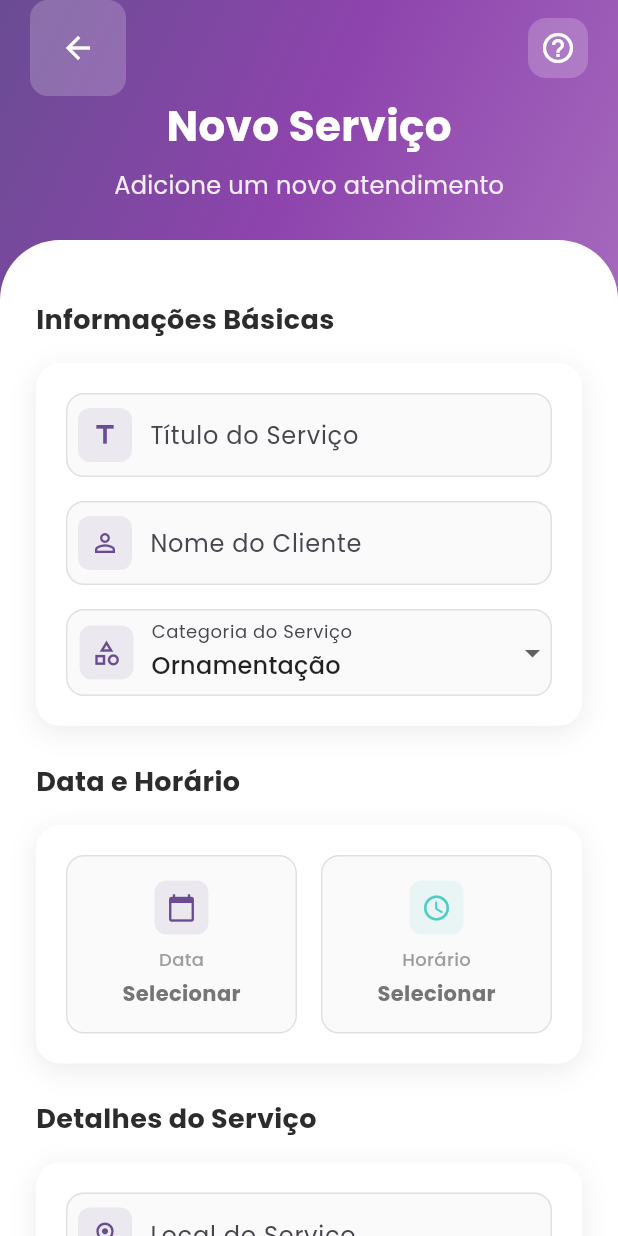
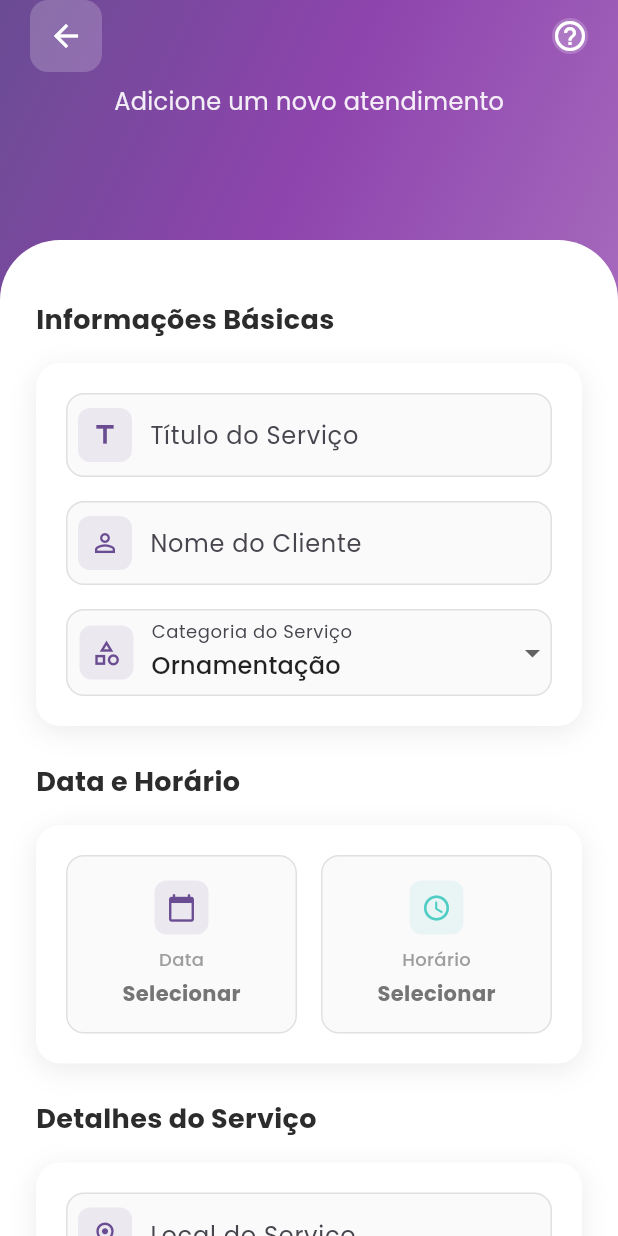
Before and after one commit to Euler-JS/refresh, a Flutter app: the NewServicePage screen opened by its route, on a phone screen of 412 x 824 dp. Run offline on Flutter 3.47's test engine with Material 3 defaults, Android fonts, the light colour scheme and no system bars; our stand-ins replace google_fonts.

Commit message:
Funcionando clean

```diff
--- a/lib/screens/new_service_page.dart
+++ b/lib/screens/new_service_page.dart
@@ -113,7 +113,7 @@
               Row(
                 children: [
                   Container(
-                    padding: const EdgeInsets.all(8),
+                    padding: const EdgeInsets.all(0),
                     decoration: BoxDecoration(
                       color: Colors.white.withOpacity(0.2),
                       borderRadius: BorderRadius.circular(12),
@@ -125,7 +125,7 @@
                   ),
                   const Spacer(),
                   Container(
-                    padding: const EdgeInsets.all(8),
+                    padding: const EdgeInsets.all(0),
                     decoration: BoxDecoration(
                       color: Colors.white.withOpacity(0.2),
                       borderRadius: BorderRadius.circular(12),
@@ -135,14 +135,14 @@
                 ],
               ),
               // const SizedBox(height: 24),
-              const Text(
-                "Novo Serviço",
-                style: TextStyle(
-                  fontSize: 28,
-                  fontWeight: FontWeight.bold,
-                  color: Colors.white,
-                ),
-              ),
+              // const Text(
+              //   "Novo Serviço",
+              //   style: TextStyle(
+              //     fontSize: 28,
+              //     fontWeight: FontWeight.bold,
+              //     color: Colors.white,
+              //   ),
+              // ),
               const SizedBox(height: 8),
               Text(
                 "Adicione um novo atendimento",
```
Also changed, not shown: lib/screens/clients_page.dart (+8 -8 lines), lib/screens/payments_page.dart (+9 -9 lines), lib/screens/public_schedule_page.dart (+8 -8 lines), lib/screens/schedule_page.dart (+9 -9 lines), 1 other file.
